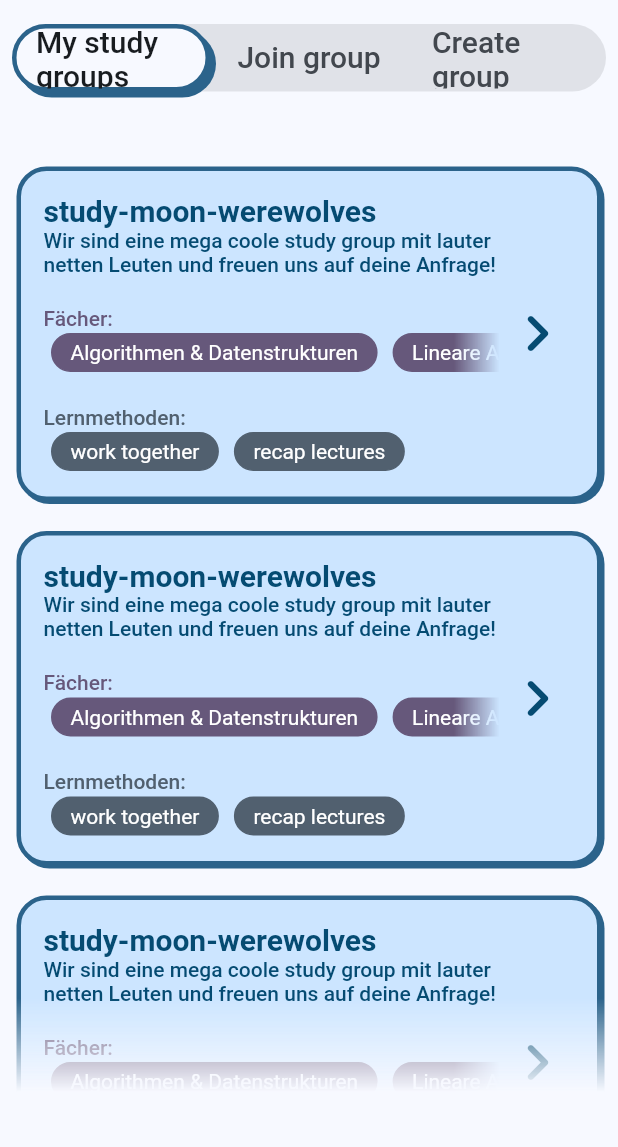
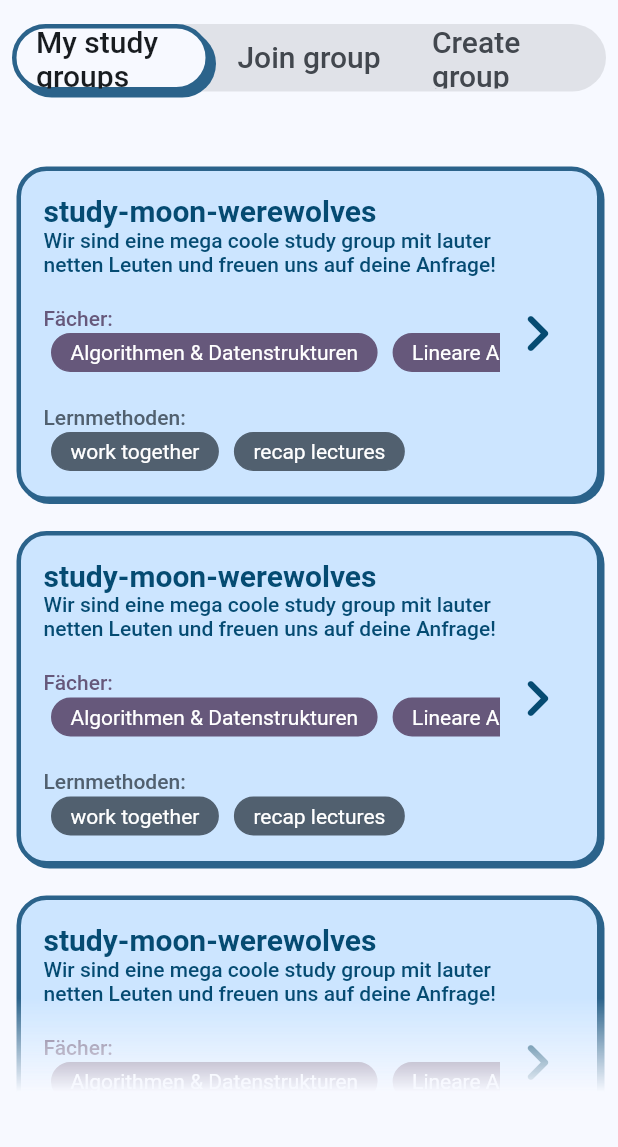
Before and after one commit to Totemi1324/viscon_hackathon_app, a Flutter app: the WithTabBar screen opened directly, on a phone screen of 412 x 824 dp, the part 72-1219 px from its top. Run offline on Flutter 3.47's test engine with Material 2 defaults, Android fonts, the phone set to English and light mode, and no system bars; our stand-ins replace cloud_firestore, cloud_functions, firebase_auth, firebase_core, flutter_bloc, rive and 1 more; missing offline and left inert: flutter_gen; accounts and stored records are empty; generated files the repository leaves out were written again.

Commit message:
Correct group view

```diff
--- a/lib/models/group_course_properties.dart
+++ b/lib/models/group_course_properties.dart
@@ -1,7 +1,7 @@
 class GroupCourseProperties {
   int? courseSkilLevel;
   bool? homogenes;
-  Map<String, bool>? learnMethods;
+  Map<String, int>? learnMethods;
 
   GroupCourseProperties({
     this.courseSkilLevel,
@@ -13,11 +13,11 @@ class GroupCourseProperties {
         courseSkilLevel: 2,
         homogenes: false,
         learnMethods: {
-          "compareWork": false,
-          "exercises": false,
-          "learnTheory": false,
-          "lectureRecap": false,
-          "workTogether": false
+          "compareWork": 0,
+          "exercises": 0,
+          "learnTheory": 0,
+          "lectureRecap": 0,
+          "workTogether": 0
         },
       );
 
@@ -26,7 +26,7 @@ class GroupCourseProperties {
       courseSkilLevel: map["courseSkilLevel"] as int,
       homogenes: map["homogenes"] as bool,
       learnMethods:
-          (map["learnMethods"] as Map<String, dynamic>).cast<String, bool>(),
+          (map["learnMethods"] as Map<String, dynamic>).cast<String, int>(),
     );
   }
 }
--- a/lib/widgets/group_card.dart
+++ b/lib/widgets/group_card.dart
@@ -24,20 +24,6 @@ class GroupCard extends StatelessWidget {
           List<String> courseTitles, BuildContext buildContext) =>
       SizedBox(
         height: 30,
-        child: ShaderMask(
-          shaderCallback: (bounds) {
-            return const LinearGradient(
-              colors: [
-                Colors.white,
-                Colors.transparent,
-              ],
-              stops: [0.9, 1],
-              begin: Alignment.centerLeft,
-              end: Alignment.centerRight,
-              tileMode: TileMode.mirror,
-            ).createShader(bounds);
-          },
-          blendMode: BlendMode.dstIn,
         child: ListView.builder(
           shrinkWrap: true,
           physics: const NeverScrollableScrollPhysics(),
@@ -50,7 +36,6 @@ class GroupCard extends StatelessWidget {
               child: CapsuleElement(courseTitles[index],
                   color: Theme.of(buildContext).colorScheme.tertiary,
                   textColor: Theme.of(buildContext).colorScheme.onTertiary),
-              ),
             ),
           ),
         ),
```
Also changed, not shown: lib/widgets/joingroup_view.dart (+16 -3 lines). Lines whose indentation alone changed are shown as unchanged.
